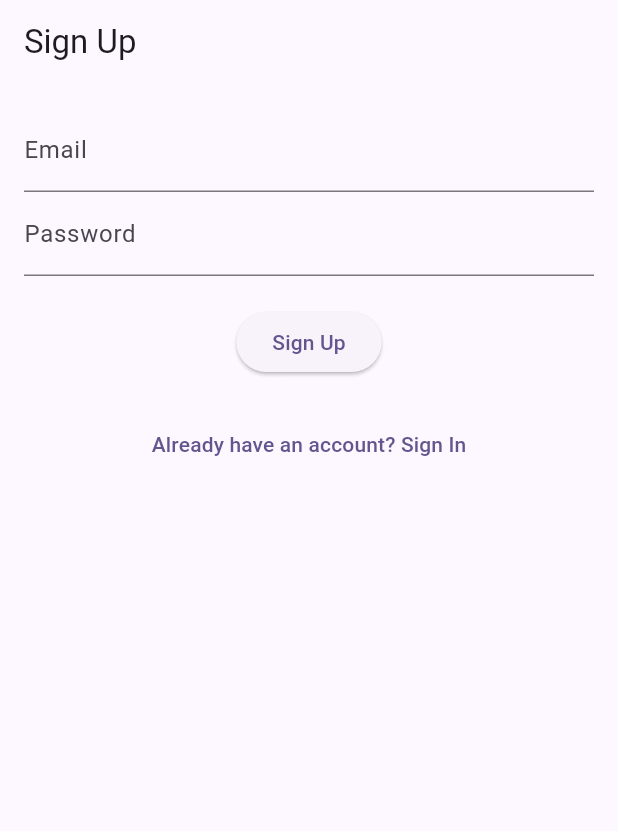
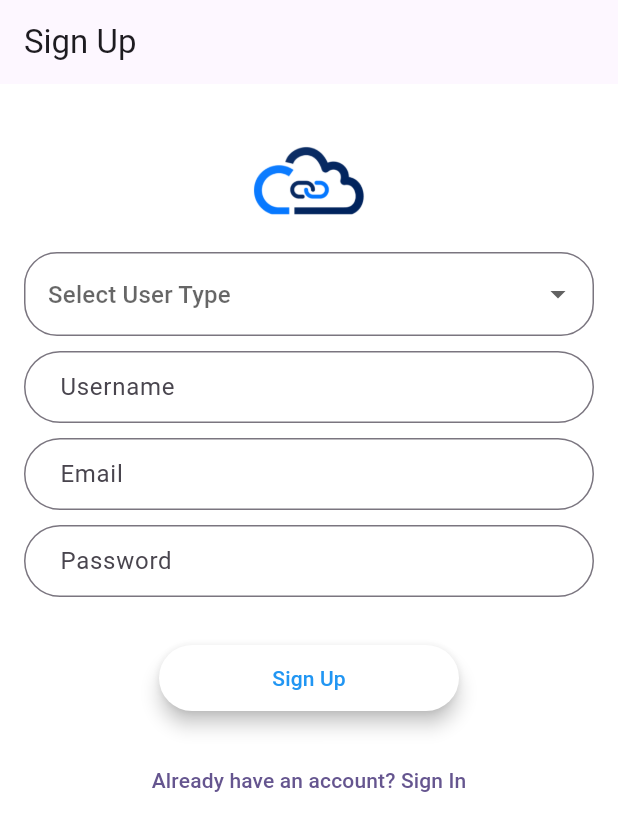
Before and after one commit to CreatorB/flutter-medmap, a Flutter app: the SignUpPage screen opened by its route, on a phone screen of 412 x 824 dp. Shown: the top 831 px of the screen. Run offline on Flutter 3.47's test engine with Material 3 defaults, Android fonts, the phone set to English and light mode, and no system bars; our stand-ins replace bloc, dio, flutter_bloc, flutter_cache_manager, flutter_image_compress, flutter_widget_from_html and 4 more; missing offline and left inert: back_button_interceptor, flutter_pdfview, navbar_router, omega_dio_logger, pretty_http_logger; accounts and stored records are empty; project files that could hold a hidden picture were left out.

Commit message:
:star2: finishing sign up feats

```diff
--- a/lib/const.dart
+++ b/lib/const.dart
@@ -10,6 +10,7 @@ class Const {
   static const String URL_API = BASE_URL + '/v1';
   static const String API_PRODUCTS = URL_API + '/products/';
   static const String API_LOGIN = URL_API + '/auth/login';
+  static const String API_REGISTER = URL_API + '/auth/register/';
 
   static const String URL_PRIVACY = URL_WEB + '/privacy-policy';
 
--- a/lib/cubit/signup/sign_up_page.dart
+++ b/lib/cubit/signup/sign_up_page.dart
@@ -5,8 +5,10 @@ import 'package:medmap/route/app_routes.dart';
 import 'sign_up_cubit.dart';
 
 class SignUpPage extends StatelessWidget {
+  final TextEditingController _usernameController = TextEditingController();
   final TextEditingController _emailController = TextEditingController();
   final TextEditingController _passwordController = TextEditingController();
+  String? role;
 
   @override
   Widget build(BuildContext context) {
@@ -14,21 +16,46 @@ class SignUpPage extends StatelessWidget {
       appBar: AppBar(
         title: Text('Sign Up'),
       ),
+      backgroundColor: Colors.white,
       body: BlocProvider(
         create: (context) => SignUpCubit(),
         child: BlocConsumer<SignUpCubit, SignUpState>(
           listener: (context, state) {
             if (state is SignUpSuccess) {
-              ScaffoldMessenger.of(context).showSnackBar(
-                SnackBar(content: Text('Registration successful!')),
-              );
-              // Navigate to home screen after successful registration
-              // Navigator.of(context).pushReplacementNamed(AppRoutes.dashboard);
-              // router.go(AppRoutes.dashboard);
-              // Navigator.pushNamed(context, '/sign-in');
+                showDialog(
+                  context: context,
+                  builder: (BuildContext context) {
+                    return AlertDialog(
+                      title: Text('Registration Successful'),
+                      content: Text("Please check your email for verification."),
+                      actions: <Widget>[
+                        TextButton(
+                          child: Text('OK'),
+                          onPressed: () {
+                            context.go(AppRoutes.home);
+                          },
+                        ),
+                      ],
+                    );
+                  },
+                );
             } else if (state is SignUpFailure) {
-              ScaffoldMessenger.of(context).showSnackBar(
-                SnackBar(content: Text('Registration failed: ${state.error}')),
+              showDialog(
+                context: context,
+                builder: (BuildContext context) {
+                  return AlertDialog(
+                    title: Text('Error'),
+                    content: Text(state.error),
+                    actions: <Widget>[
+                      TextButton(
+                        child: Text('OK'),
+                        onPressed: () {
+                          context.pop();
+                        },
+                      ),
+                    ],
+                  );
+                },
               );
             }
           },
@@ -37,31 +64,97 @@ class SignUpPage extends StatelessWidget {
               padding: const EdgeInsets.all(16.0),
               child: Column(
                 children: [
+                  Hero(
+                    tag: 'logo-medmap',
+                    child: CircleAvatar(
+                      backgroundColor: Colors.transparent,
+                      radius: 48.0,
+                      child: Image.asset('assets/icons/ic_launcher.png'),
+                    ),
+                  ),
+                  DropdownButtonFormField<String>(
+                    decoration: InputDecoration(
+                      hintText: 'Select User Type',
+                      border: OutlineInputBorder(
+                          borderRadius: BorderRadius.circular(22.0)),
+                    ),
+                    items: <String>['Manufacturer', 'Distributor', 'Healthcare']
+                        .map<DropdownMenuItem<String>>((String value) {
+                      return DropdownMenuItem<String>(
+                        value: value,
+                        child: Text(value),
+                      );
+                    }).toList(),
+                    onChanged: (String? newValue) {
+                      role = newValue!;
+                    },
+                  ),
+                  SizedBox(height: 10),
+                  TextField(
+                    controller: _usernameController,
+                    decoration: InputDecoration(
+                      hintText: 'Username',
+                      contentPadding:
+                          EdgeInsets.fromLTRB(20.0, 10.0, 20.0, 10.0),
+                      border: OutlineInputBorder(
+                          borderRadius: BorderRadius.circular(32.0)),
+                    ),
+                  ),
+                  SizedBox(height: 10),
                   TextField(
                     controller: _emailController,
-                    decoration: InputDecoration(labelText: 'Email'),
+                    keyboardType: TextInputType.emailAddress,
+                    autofocus: false,
+                    decoration: InputDecoration(
+                      hintText: 'Email',
+                      contentPadding:
+                          EdgeInsets.fromLTRB(20.0, 10.0, 20.0, 10.0),
+                      border: OutlineInputBorder(
+                          borderRadius: BorderRadius.circular(32.0)),
+                    ),
                   ),
+                  SizedBox(height: 10),
                   TextField(
                     controller: _passwordController,
-                    decoration: InputDecoration(labelText: 'Password'),
+                    decoration: InputDecoration(
+                      hintText: 'Password',
+                      contentPadding:
+                          EdgeInsets.fromLTRB(20.0, 10.0, 20.0, 10.0),
+                      border: OutlineInputBorder(
+                          borderRadius: BorderRadius.circular(32.0)),
+                    ),
                     obscureText: true,
                   ),
-                  SizedBox(height: 20),
-                  ElevatedButton(
+                  SizedBox(height: 30),
+                  SizedBox(
+                    width: 200,
+                  child : ElevatedButton(
+                    style: ElevatedButton.styleFrom(
+                      backgroundColor: Colors.white,
+                      foregroundColor: Colors.blue,
+                      shape: RoundedRectangleBorder(
+                        borderRadius: BorderRadius.circular(30.0),
+                      ),
+                      elevation: 5.0,
+                      side: BorderSide.none,
+                      padding: EdgeInsets.all(12.0),
+                    ),
                     onPressed: () {
                       context.read<SignUpCubit>().signUp(
                             _emailController.text,
                             _passwordController.text,
+                            _usernameController.text,
+                            role?.toLowerCase() ?? 'manufacturer',
                           );
                     },
                     child: Text('Sign Up'),
+                  ),
                   ),
                   if (state is SignUpLoading)
                     Center(child: CircularProgressIndicator()),
                   SizedBox(height: 20),
                   TextButton(
                     onPressed: () {
-                      // Navigator.of(context).pushNamed(AppRoutes.signIn);
                       context.go(AppRoutes.signIn);
                     },
                     child: Text('Already have an account? Sign In'),
--- a/pubspec.yaml
+++ b/pubspec.yaml
@@ -57,6 +57,7 @@ dependencies:
   dio: ^5.4.3+1
   # dio: ^5.4.3
   omega_dio_logger: ^1.2.0
+  back_button_interceptor: ^7.0.3
 
 dev_dependencies:
   flutter_application_id: ^2.0.0-dev
```
Also changed, not shown: lib/cubit/signin/sign_in_page.dart (+36 -11 lines), lib/cubit/signup/sign_up_cubit.dart (+55 -3 lines), pubspec.lock, 1 other file.
